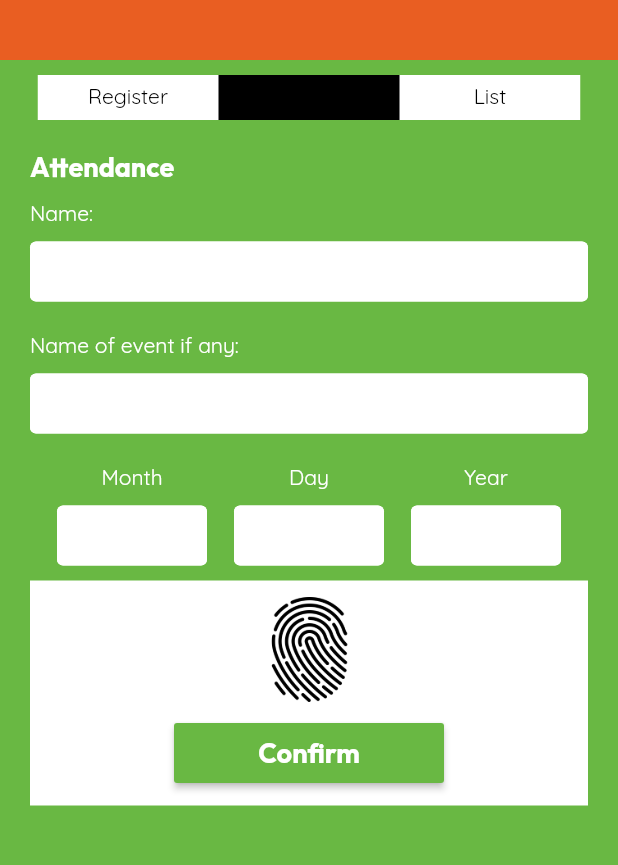
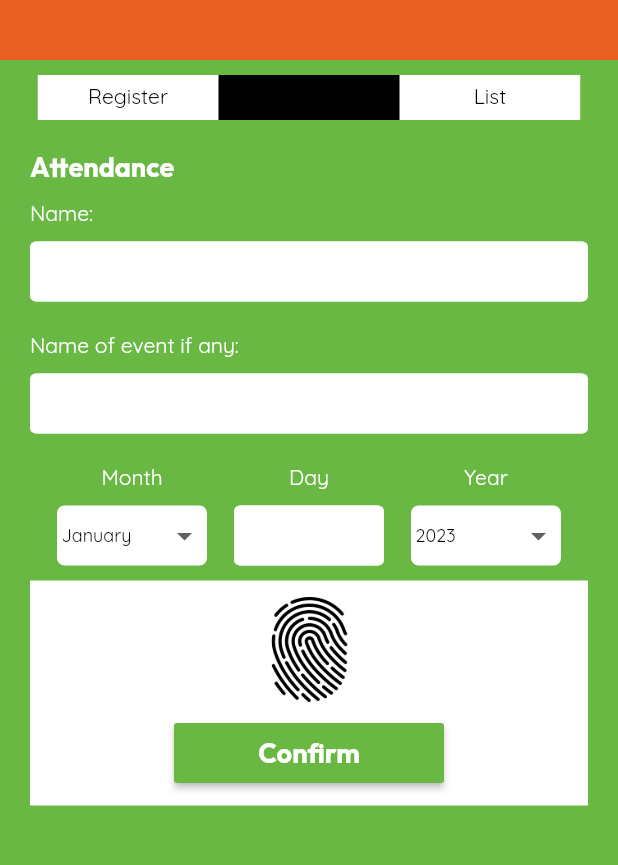
Before and after one commit to lansoyyy/biometrics_attendance_monitoring, a Flutter app: the HomeScreen screen opened directly, tab 2 chosen, on a phone screen of 412 x 824 dp, the part 240-1105 px from its top. Run offline on Flutter 3.47's test engine with Material 2 defaults, Android fonts, the phone set to English and light mode, and no system bars; our stand-ins replace fluttertoast, get_storage; accounts and stored records are empty.

Commit message:
added dropdown

```diff
--- a/lib/screens/home_screen.dart
+++ b/lib/screens/home_screen.dart
@@ -84,12 +84,12 @@ class HomeScreen extends StatelessWidget {
                 ),
               ),
             ),
-            const Expanded(
+            Expanded(
               child: SizedBox(
                 child: TabBarView(children: [
-                  RegisterTab(),
+                  const RegisterTab(),
                   AttendanceTab(),
-                  ListTab(),
+                  const ListTab(),
                 ]),
               ),
             ),
--- a/lib/screens/tabs/attendance_tab.dart
+++ b/lib/screens/tabs/attendance_tab.dart
@@ -4,8 +4,37 @@ import 'package:fluttertoast/fluttertoast.dart';
 
 import '../../widgets/button_widget.dart';
 
-class AttendanceTab extends StatelessWidget {
-  const AttendanceTab({Key? key}) : super(key: key);
+class AttendanceTab extends StatefulWidget {
+  @override
+  State<AttendanceTab> createState() => _AttendanceTabState();
+}
+
+class _AttendanceTabState extends State<AttendanceTab> {
+  var months = [
+    "January",
+    "February",
+    "March",
+    "April",
+    "May",
+    "June",
+    "July",
+    "August",
+    "September",
+    "October",
+    "November",
+    "December"
+  ];
+
+  var years = [
+    '2023',
+    '2024',
+    '2025',
+    '2026',
+    '2027',
+  ];
+
+  var _value = 0;
+  var _value1 = 0;
 
   @override
   Widget build(BuildContext context) {
@@ -83,27 +112,35 @@ class AttendanceTab extends StatelessWidget {
                           text: 'Month', fontSize: 14, color: Colors.white),
                       Padding(
                         padding: const EdgeInsets.fromLTRB(0, 10, 0, 10),
-                        child: SizedBox(
-                          height: 40,
-                          child: TextFormField(
-                            keyboardType: TextInputType.number,
-                            style: const TextStyle(
-                                color: Colors.black, fontFamily: 'Quicksand'),
-                            onChanged: (value) {},
-                            decoration: const InputDecoration(
-                              fillColor: Colors.white,
-                              filled: true,
-                              enabledBorder: OutlineInputBorder(
-                                borderSide:
-                                    BorderSide(width: 1, color: Colors.white),
-                              ),
-                              focusedBorder: OutlineInputBorder(
-                                borderSide:
-                                    BorderSide(width: 1, color: Colors.black),
-                              ),
+                        child: Container(
+                            decoration: BoxDecoration(
+                              color: Colors.white,
+                              borderRadius: BorderRadius.circular(5),
                             ),
-                          ),
-                        ),
+                            height: 40,
+                            child: Padding(
+                              padding: const EdgeInsets.only(left: 3, right: 3),
+                              child: DropdownButton(
+                                  underline:
+                                      Container(color: Colors.transparent),
+                                  isExpanded: true,
+                                  value: _value,
+                                  items: [
+                                    for (int i = 0; i < months.length; i++)
+                                      DropdownMenuItem(
+                                          onTap: () {},
+                                          value: i,
+                                          child: TextRegular(
+                                              text: months[i],
+                                              fontSize: 12,
+                                              color: Colors.black))
+                                  ],
+                                  onChanged: (value) {
+                                    setState(() {
+                                      _value = int.parse(value.toString());
+                                    });
+                                  }),
+                            )),
                       ),
                     ],
                   ),
@@ -149,27 +186,35 @@ class AttendanceTab extends StatelessWidget {
                           text: 'Year', fontSize: 14, color: Colors.white),
                       Padding(
                         padding: const EdgeInsets.fromLTRB(0, 10, 0, 10),
-                        child: SizedBox(
-                          height: 40,
-                          child: TextFormField(
-                            keyboardType: TextInputType.number,
-                            style: const TextStyle(
-                                color: Colors.black, fontFamily: 'Quicksand'),
-                            onChanged: (value) {},
-                            decoration: const InputDecoration(
-                              fillColor: Colors.white,
-                              filled: true,
-                              enabledBorder: OutlineInputBorder(
-                                borderSide:
-                                    BorderSide(width: 1, color: Colors.white),
-                              ),
-                              focusedBorder: OutlineInputBorder(
-                                borderSide:
-                                    BorderSide(width: 1, color: Colors.black),
-                              ),
+                        child: Container(
+                            decoration: BoxDecoration(
+                              color: Colors.white,
+                              borderRadius: BorderRadius.circular(5),
                             ),
-                          ),
-                        ),
+                            height: 40,
+                            child: Padding(
+                              padding: const EdgeInsets.only(left: 3, right: 3),
+                              child: DropdownButton(
+                                  underline:
+                                      Container(color: Colors.transparent),
+                                  isExpanded: true,
+                                  value: _value1,
+                                  items: [
+                                    for (int i = 0; i < years.length; i++)
+                                      DropdownMenuItem(
+                                          onTap: () {},
+                                          value: i,
+                                          child: TextRegular(
+                                              text: years[i],
+                                              fontSize: 12,
+                                              color: Colors.black))
+                                  ],
+                                  onChanged: (value) {
+                                    setState(() {
+                                      _value1 = int.parse(value.toString());
+                                    });
+                                  }),
+                            )),
                       ),
                     ],
                   ),
```
